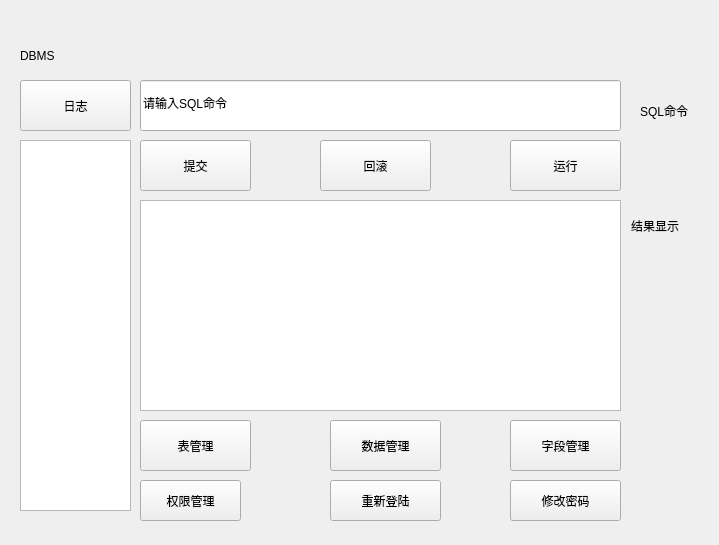
Above: mainwindow.ui from jy-080610/DBMS before the change. Below: the same form after it.
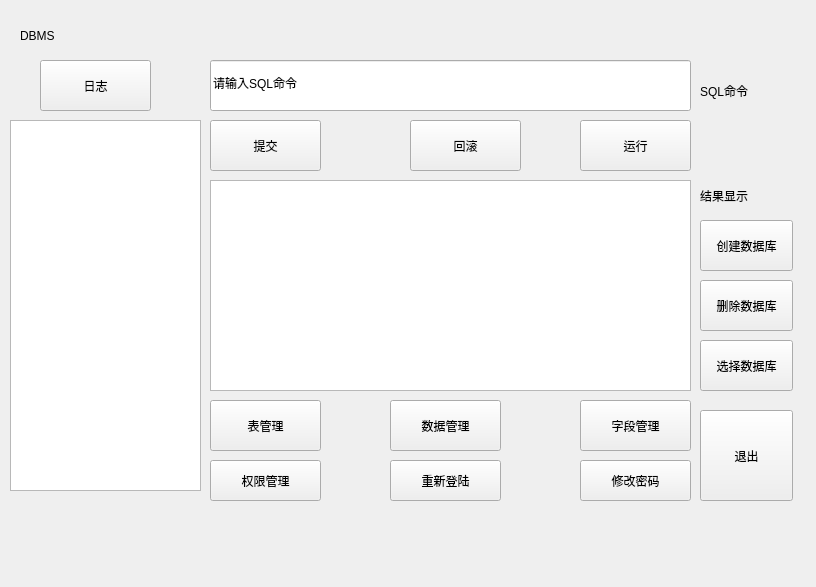
That is the form after the change.

The edit to the form file:
```diff
--- a/mainwindow.ui
+++ b/mainwindow.ui
@@ -6,8 +6,8 @@
    <rect>
     <x>0</x>
     <y>0</y>
-    <width>719</width>
-    <height>545</height>
+    <width>816</width>
+    <height>587</height>
    </rect>
   </property>
   <property name="windowTitle">
@@ -20,15 +20,15 @@
    <property name="geometry">
     <rect>
      <x>0</x>
-     <y>20</y>
-     <width>731</width>
-     <height>521</height>
+     <y>0</y>
+     <width>811</width>
+     <height>571</height>
     </rect>
    </property>
    <widget class="QLineEdit" name="sqllineEdit">
     <property name="geometry">
      <rect>
-      <x>140</x>
+      <x>210</x>
       <y>60</y>
       <width>481</width>
       <height>51</height>
@@ -41,7 +41,7 @@
    <widget class="QTableWidget" name="tableWidget">
     <property name="geometry">
      <rect>
-      <x>140</x>
+      <x>210</x>
       <y>180</y>
       <width>481</width>
       <height>211</height>
@@ -51,7 +51,7 @@
    <widget class="QPushButton" name="tablemanage">
     <property name="geometry">
      <rect>
-      <x>140</x>
+      <x>210</x>
       <y>400</y>
       <width>111</width>
       <height>51</height>
@@ -64,7 +64,7 @@
    <widget class="QPushButton" name="datamanage">
     <property name="geometry">
      <rect>
-      <x>330</x>
+      <x>390</x>
       <y>400</y>
       <width>111</width>
       <height>51</height>
@@ -77,7 +77,7 @@
    <widget class="QPushButton" name="fieldmanage">
     <property name="geometry">
      <rect>
-      <x>510</x>
+      <x>580</x>
       <y>400</y>
       <width>111</width>
       <height>51</height>
@@ -90,7 +90,7 @@
    <widget class="QPushButton" name="rollback">
     <property name="geometry">
      <rect>
-      <x>320</x>
+      <x>410</x>
       <y>120</y>
       <width>111</width>
       <height>51</height>
@@ -103,7 +103,7 @@
    <widget class="QPushButton" name="commit">
     <property name="geometry">
      <rect>
-      <x>140</x>
+      <x>210</x>
       <y>120</y>
       <width>111</width>
       <height>51</height>
@@ -116,7 +116,7 @@
    <widget class="QPushButton" name="run">
     <property name="geometry">
      <rect>
-      <x>510</x>
+      <x>580</x>
       <y>120</y>
       <width>111</width>
       <height>51</height>
@@ -145,9 +145,9 @@
    <widget class="QTreeView" name="treeView">
     <property name="geometry">
      <rect>
-      <x>20</x>
+      <x>10</x>
       <y>120</y>
-      <width>111</width>
+      <width>191</width>
       <height>371</height>
      </rect>
     </property>
@@ -155,7 +155,7 @@
    <widget class="QLabel" name="label_2">
     <property name="geometry">
      <rect>
-      <x>640</x>
+      <x>700</x>
       <y>70</y>
       <width>81</width>
       <height>41</height>
@@ -168,8 +168,8 @@
    <widget class="QLabel" name="label_3">
     <property name="geometry">
      <rect>
-      <x>631</x>
-      <y>190</y>
+      <x>700</x>
+      <y>180</y>
       <width>91</width>
       <height>31</height>
      </rect>
@@ -181,7 +181,7 @@
    <widget class="QPushButton" name="pushButton">
     <property name="geometry">
      <rect>
-      <x>20</x>
+      <x>40</x>
       <y>60</y>
       <width>111</width>
       <height>51</height>
@@ -194,7 +194,7 @@
    <widget class="QPushButton" name="pushButton_3">
     <property name="geometry">
      <rect>
-      <x>330</x>
+      <x>390</x>
       <y>460</y>
       <width>111</width>
       <height>41</height>
@@ -207,7 +207,7 @@
    <widget class="QPushButton" name="pushButton_4">
     <property name="geometry">
      <rect>
-      <x>510</x>
+      <x>580</x>
       <y>460</y>
       <width>111</width>
       <height>41</height>
@@ -220,9 +220,9 @@
    <widget class="QPushButton" name="pushButton_5">
     <property name="geometry">
      <rect>
-      <x>140</x>
+      <x>210</x>
       <y>460</y>
-      <width>101</width>
+      <width>111</width>
       <height>41</height>
      </rect>
     </property>
@@ -230,6 +230,58 @@
      <string>权限管理</string>
     </property>
    </widget>
+   <widget class="QPushButton" name="newAction">
+    <property name="geometry">
+     <rect>
+      <x>700</x>
+      <y>220</y>
+      <width>93</width>
+      <height>51</height>
+     </rect>
+    </property>
+    <property name="text">
+     <string>创建数据库</string>
+    </property>
+   </widget>
+   <widget class="QPushButton" name="deleteAction">
+    <property name="geometry">
+     <rect>
+      <x>700</x>
+      <y>280</y>
+      <width>93</width>
+      <height>51</height>
+     </rect>
+    </property>
+    <property name="text">
+     <string>删除数据库</string>
+    </property>
+   </widget>
+   <widget class="QPushButton" name="selectAction">
+    <property name="geometry">
+     <rect>
+      <x>700</x>
+      <y>340</y>
+      <width>93</width>
+      <height>51</height>
+     </rect>
+    </property>
+    <property name="text">
+     <string>选择数据库</string>
+    </property>
+   </widget>
+   <widget class="QPushButton" name="exit">
+    <property name="geometry">
+     <rect>
+      <x>700</x>
+      <y>410</y>
+      <width>93</width>
+      <height>91</height>
+     </rect>
+    </property>
+    <property name="text">
+     <string>退出</string>
+    </property>
+   </widget>
   </widget>
  </widget>
  <resources/>
```
Left out of the diff: 12 changed lines with no effect on the pictures.
